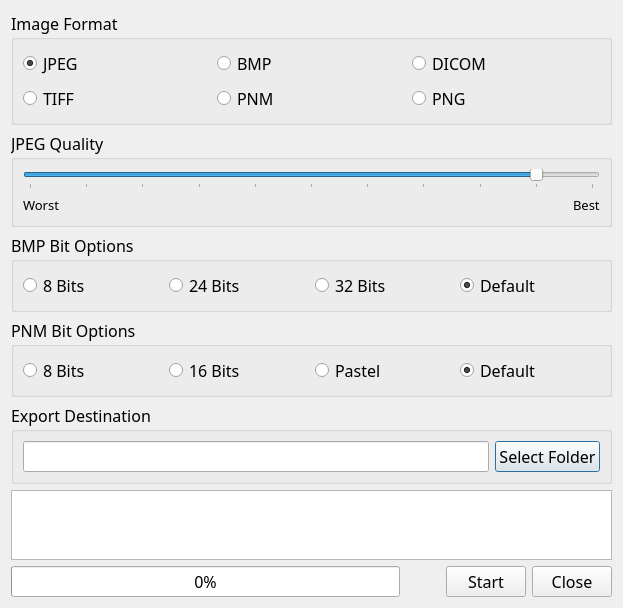
Qt form src/view/dicom2d/exportimagedialog.ui (BeyondXinXin/KISS_Dicom_Viewer) before a commit.
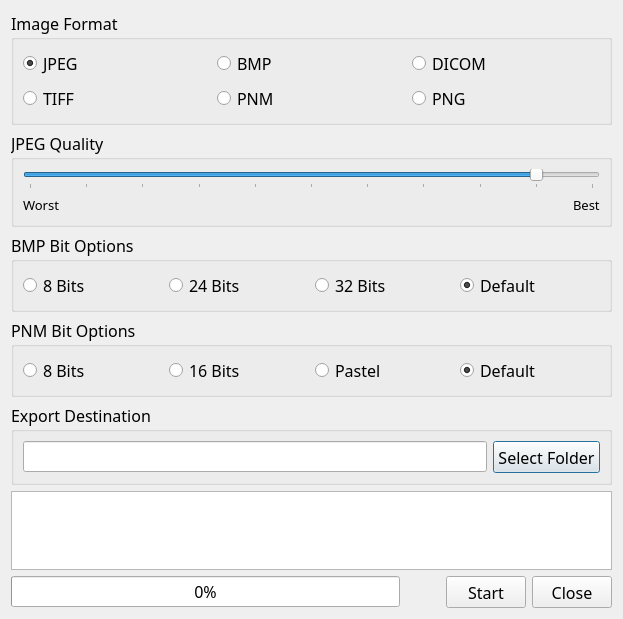
The same form after that commit.

Diff of the .ui file:
```diff
--- a/src/view/dicom2d/exportimagedialog.ui
+++ b/src/view/dicom2d/exportimagedialog.ui
@@ -7,7 +7,7 @@
     <x>0</x>
     <y>0</y>
     <width>623</width>
-    <height>548</height>
+    <height>619</height>
    </rect>
   </property>
   <property name="minimumSize">
@@ -288,6 +288,18 @@
       </item>
       <item>
        <widget class="QPushButton" name="selectFolderButton">
+        <property name="minimumSize">
+         <size>
+          <width>107</width>
+          <height>32</height>
+         </size>
+        </property>
+        <property name="maximumSize">
+         <size>
+          <width>107</width>
+          <height>32</height>
+         </size>
+        </property>
         <property name="text">
          <string>Select Folder</string>
         </property>
@@ -329,6 +341,18 @@
      </item>
      <item>
       <widget class="QPushButton" name="startBtn">
+       <property name="minimumSize">
+        <size>
+         <width>80</width>
+         <height>32</height>
+        </size>
+       </property>
+       <property name="maximumSize">
+        <size>
+         <width>80</width>
+         <height>32</height>
+        </size>
+       </property>
        <property name="text">
         <string>Start</string>
        </property>
@@ -339,6 +363,18 @@
      </item>
      <item>
       <widget class="QPushButton" name="closeBtn">
+       <property name="minimumSize">
+        <size>
+         <width>80</width>
+         <height>32</height>
+        </size>
+       </property>
+       <property name="maximumSize">
+        <size>
+         <width>80</width>
+         <height>32</height>
+        </size>
+       </property>
        <property name="text">
         <string>Close</string>
        </property>
```
